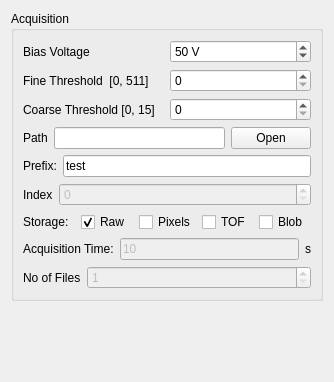
CFEL-CMI/pymepix-viewer, file pymepixviewer/panels/ui/acqconfig.ui: the form before one commit; both pictures show x 0 to 334 and y 0 to 382 of the 334 by 691 pixel window.
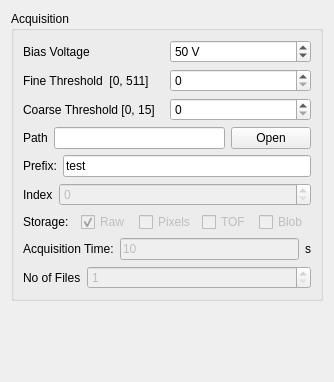
The form after the commit.

Commit message: Disable buttons for storage options. Thos options are not supported anymore and the options might also be removed in the user interface.

```diff
--- a/pymepixviewer/panels/ui/acqconfig.ui
+++ b/pymepixviewer/panels/ui/acqconfig.ui
@@ -171,6 +171,9 @@
           </item>
           <item>
            <widget class="QCheckBox" name="write_raw">
+            <property name="enabled">
+             <bool>false</bool>
+            </property>
             <property name="text">
              <string>Raw</string>
             </property>
@@ -181,6 +184,9 @@
           </item>
           <item>
            <widget class="QCheckBox" name="write_pixels">
+            <property name="enabled">
+             <bool>false</bool>
+            </property>
             <property name="text">
              <string>Pixels</string>
             </property>
@@ -188,6 +194,9 @@
           </item>
           <item>
            <widget class="QCheckBox" name="write_tof">
+            <property name="enabled">
+             <bool>false</bool>
+            </property>
             <property name="text">
              <string>TOF</string>
             </property>
@@ -195,6 +204,9 @@
           </item>
           <item>
            <widget class="QCheckBox" name="write_blob">
+            <property name="enabled">
+             <bool>false</bool>
+            </property>
             <property name="text">
              <string>Blob</string>
             </property>
```
The commit also changes 1 other file.
